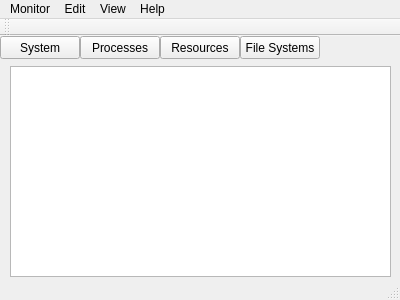
First picture: the form in SystemMonitor/mainwindow.ui, repository nayak6/System-Monitor, before the edit.
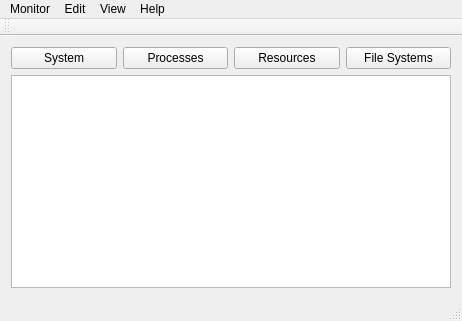
Second picture: the form after the edit.

What changed in the file:
```diff
--- a/SystemMonitor/mainwindow.ui
+++ b/SystemMonitor/mainwindow.ui
@@ -6,83 +6,78 @@
    <rect>
     <x>0</x>
     <y>0</y>
-    <width>400</width>
-    <height>300</height>
+    <width>462</width>
+    <height>321</height>
    </rect>
   </property>
   <property name="windowTitle">
    <string>MainWindow</string>
   </property>
   <widget class="QWidget" name="centralWidget">
+   <layout class="QGridLayout" name="gridLayout">
+    <item row="0" column="0">
    <widget class="QPushButton" name="pushButton">
-    <property name="geometry">
-     <rect>
-      <x>0</x>
-      <y>0</y>
-      <width>80</width>
-      <height>23</height>
-     </rect>
+      <property name="sizePolicy">
+       <sizepolicy hsizetype="Preferred" vsizetype="Fixed">
+        <horstretch>0</horstretch>
+        <verstretch>0</verstretch>
+       </sizepolicy>
     </property>
     <property name="text">
      <string>System</string>
     </property>
    </widget>
-   <widget class="QPushButton" name="pushButton_2">
-    <property name="geometry">
-     <rect>
-      <x>80</x>
-      <y>0</y>
-      <width>80</width>
-      <height>23</height>
-     </rect>
-    </property>
-    <property name="text">
-     <string>Processes</string>
-    </property>
-   </widget>
-   <widget class="QPushButton" name="pushButton_3">
-    <property name="geometry">
-     <rect>
-      <x>160</x>
-      <y>0</y>
-      <width>80</width>
-      <height>23</height>
-     </rect>
-    </property>
-    <property name="text">
-     <string>Resources</string>
-    </property>
-   </widget>
+    </item>
+    <item row="0" column="3">
    <widget class="QPushButton" name="pushButton_4">
-    <property name="geometry">
-     <rect>
-      <x>240</x>
-      <y>0</y>
-      <width>80</width>
-      <height>23</height>
-     </rect>
+      <property name="sizePolicy">
+       <sizepolicy hsizetype="Preferred" vsizetype="Fixed">
+        <horstretch>0</horstretch>
+        <verstretch>0</verstretch>
+       </sizepolicy>
     </property>
     <property name="text">
      <string>File Systems</string>
     </property>
    </widget>
-   <widget class="QListView" name="listView">
-    <property name="geometry">
-     <rect>
-      <x>10</x>
-      <y>30</y>
-      <width>381</width>
-      <height>211</height>
-     </rect>
-    </property>
-   </widget>
+    </item>
+    <item row="0" column="2">
+     <widget class="QPushButton" name="pushButton_3">
+      <property name="sizePolicy">
+       <sizepolicy hsizetype="Preferred" vsizetype="Fixed">
+        <horstretch>0</horstretch>
+        <verstretch>0</verstretch>
+       </sizepolicy>
+      </property>
+      <property name="text">
+       <string>Resources</string>
+      </property>
+     </widget>
+    </item>
+    <item row="0" column="1">
+     <widget class="QPushButton" name="pushButton_2">
+      <property name="sizePolicy">
+       <sizepolicy hsizetype="Preferred" vsizetype="Fixed">
+        <horstretch>0</horstretch>
+        <verstretch>0</verstretch>
+       </sizepolicy>
+      </property>
+      <property name="text">
+       <string>Processes</string>
+      </property>
+     </widget>
+    </item>
+    <item row="1" column="0" colspan="4">
+     <widget class="QListWidget" name="listWidget"/>
+    </item>
+   </layout>
   </widget>
   <widget class="QMenuBar" name="menuBar">
    <property name="geometry">
     <rect>
      <x>0</x>
      <y>0</y>
-     <width>400</width>
+     <width>462</width>
      <height>20</height>
     </rect>
    </property>
```
Lines whose indentation alone changed are shown as unchanged.
